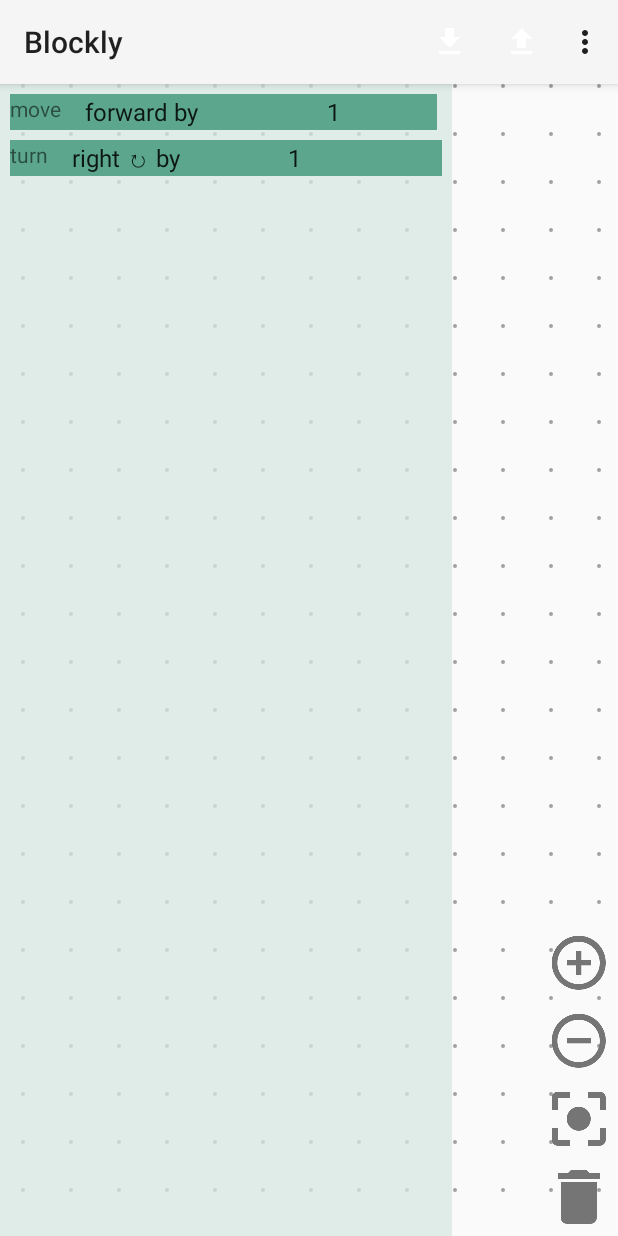
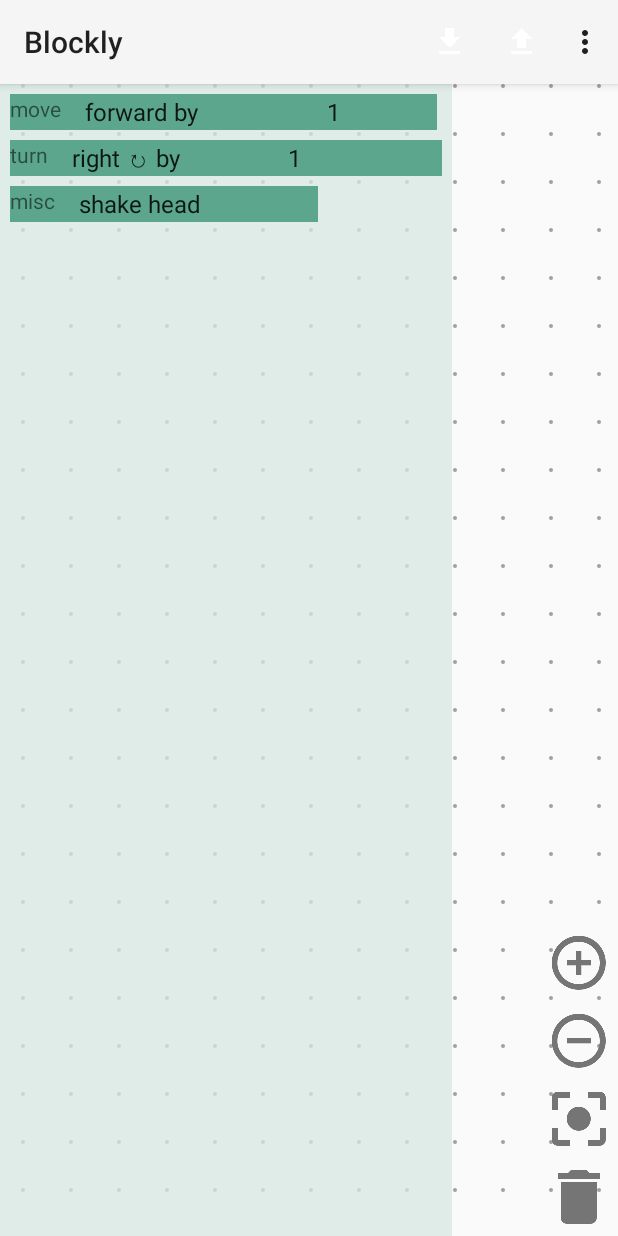
Before and after one commit to tharvey/BlocklyBot, an Android app: the BlocklyActivity screen opened directly, with no data from a screen before it, on a phone screen of 412 x 824 dp. Run offline under Robolectric (Android 15) with nearby library versions, the phone set to English and light mode, and no system bars; libraries missing offline, so code that uses them is left out: org.liquidplayer.webkit, org.solovyev.android; 52 statements that could not run were skipped.

Commit message:
added misc block for leg/hip animations
Signed-off-by: Tim Harvey <harvey.tim@gmail.com>

```diff
--- a/blocklybot/src/main/assets/toolbox_basic.xml
+++ b/blocklybot/src/main/assets/toolbox_basic.xml
@@ -23,6 +23,10 @@
             <field name="VALUE">1</field>
             <field name="DIR">turnRight</field>
         </block>
+        <block type="robot_misc">
+            <field name="VALUE">1</field>
+            <field name="TYPE">shake</field>
+        </block>
     </category>
     <category name="Loops" colour="120">
         <block type="robot_repeat_internal">
--- a/blocklybot/src/main/java/com/tharvey/blocklybot/BlocklyActivity.java
+++ b/blocklybot/src/main/java/com/tharvey/blocklybot/BlocklyActivity.java
@@ -108,6 +108,8 @@ public class BlocklyActivity extends AbstractBlocklyActivity {
         JSContext context = new JSContext();
         JSFunction Robot = new JSFunction(context,"Robot") {
             public Integer Robot(String cmd, Integer val) {
+                if (val < 1)
+                    val = 1;
                 switch(cmd.toUpperCase()) {
                     case "MOVEFORWARD":
                         mRobot.sendCommand(mRobot.MOVE_FORWARD, val);
@@ -120,6 +122,39 @@ public class BlocklyActivity extends AbstractBlocklyActivity {
                         break;
                     case "TURNLEFT":
                         mRobot.sendCommand(mRobot.TURN_LEFT, val);
+                        break;
+                    case "SHAKEHEAD":
+                        mRobot.sendCommand(mRobot.SHAKE_HEAD, val);
+                        break;
+                    case "BOUNCE":
+                        mRobot.sendCommand(mRobot.BOUNCE, val);
+                        break;
+                    case "WOBBLE":
+                        mRobot.sendCommand(mRobot.WOBBLE, val);
+                        break;
+                    case "WOBBLELEFT":
+                        mRobot.sendCommand(mRobot.WOBBLE_LEFT, val);
+                        break;
+                    case "WOBBLERIGHT":
+                        mRobot.sendCommand(mRobot.WOBBLE_RIGHT, val);
+                        break;
+                    case "TAPFEET":
+                        mRobot.sendCommand(mRobot.TAP_FEET, val);
+                        break;
+                    case "TAPFOOTLEFT":
+                        mRobot.sendCommand(mRobot.TAP_FOOT_LEFT, val);
+                        break;
+                    case "TAPFOOTRIGHT":
+                        mRobot.sendCommand(mRobot.TAP_FOOT_RIGHT, val);
+                        break;
+                    case "SHAKELEGS":
+                        mRobot.sendCommand(mRobot.SHAKE_LEGS, val);
+                        break;
+                    case "SHAKELEGLEFT":
+                        mRobot.sendCommand(mRobot.SHAKE_LEG_LEFT, val);
+                        break;
+                    case "SHAKELEGRIGHT":
+                        mRobot.sendCommand(mRobot.SHAKE_LEG_RIGHT, val);
                         break;
                     default:
                         System.err.println("Unrecognized cmd:" + cmd);
--- a/blocklybot/src/main/java/com/tharvey/blocklybot/Bluno.java
+++ b/blocklybot/src/main/java/com/tharvey/blocklybot/Bluno.java
@@ -37,11 +37,23 @@ public abstract class Bluno {
 		}
 	}
 
-	// commands
+	// Standard Walk Commands
 	public final int MOVE_FORWARD = 1;
 	public final int MOVE_BACKWARD = 2;
 	public final int TURN_RIGHT = 3;
 	public final int TURN_LEFT = 4;
+	// Fun Animation Commands
+	public final int SHAKE_HEAD = 5;
+	public final int BOUNCE = 6;
+	public final int WOBBLE = 7;
+	public final int WOBBLE_LEFT = 8;
+	public final int WOBBLE_RIGHT = 9;
+	public final int TAP_FEET = 10;
+	public final int TAP_FOOT_LEFT = 11;
+	public final int TAP_FOOT_RIGHT = 12;
+	public final int SHAKE_LEGS = 13;
+	public final int SHAKE_LEG_LEFT = 14;
+	public final int SHAKE_LEG_RIGHT = 15;
 
 	public void sendCommand(int command, int value) {
 		mHandler.sendMessage(mHandler.obtainMessage(command, value, 0));
@@ -97,9 +109,21 @@ public abstract class Bluno {
 					case MOVE_BACKWARD: cmd = "BW"; break;
 					case TURN_LEFT: cmd = "LT"; break;
 					case TURN_RIGHT: cmd = "RT"; break;
+					case SHAKE_HEAD: cmd = "SX"; break;
+					case BOUNCE: cmd = "BX"; break;
+					case WOBBLE: cmd = "WX"; break;
+					case WOBBLE_LEFT: cmd = "WY"; break;
+					case WOBBLE_RIGHT: cmd = "WZ"; break;
+					case TAP_FEET: cmd = "TX"; break;
+					case TAP_FOOT_LEFT: cmd = "TY"; break;
+					case TAP_FOOT_RIGHT: cmd = "TZ"; break;
+					case SHAKE_LEGS: cmd = "LX"; break;
+					case SHAKE_LEG_LEFT: cmd = "LY"; break;
+					case SHAKE_LEG_RIGHT: cmd = "LZ"; break;
 					default:
 						return;
 				}
+				System.out.println("Bluno cmd:" + cmd + " val:" + msg.arg1);
 				serialSend("<" + cmd + "," + msg.arg1 + ">");
 				while (!mLastRX.equals("<" + cmd + ">")) {
 					SystemClock.sleep(100);
```
Also changed, not shown: blocklybot/src/main/assets/robot_blocks.json (+65 -0 lines), 1 other file.
